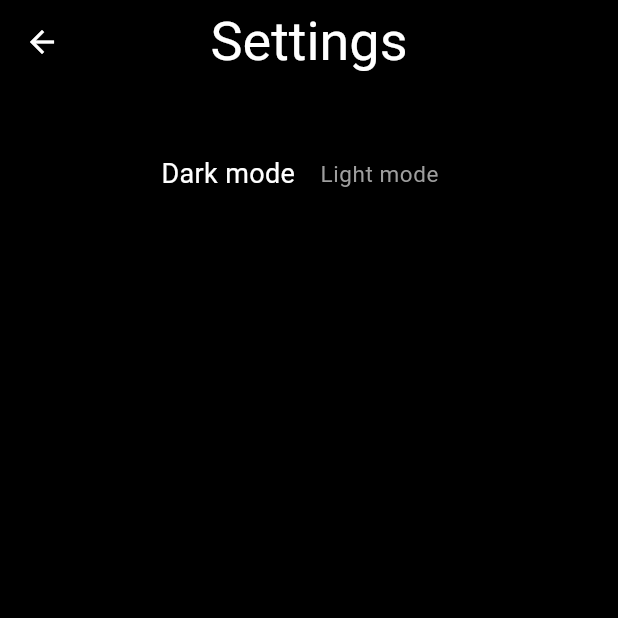
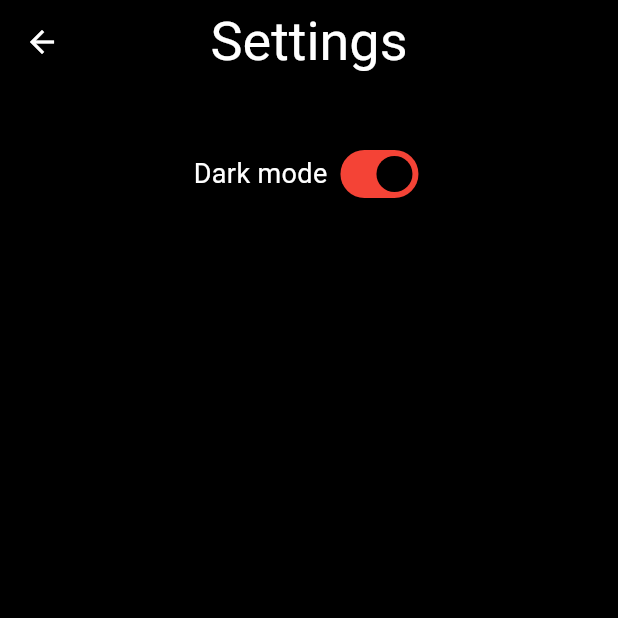
Before and after one commit to rapunschel/orodomop, a Flutter app: the SettingsScreen screen opened by its route, on a phone screen of 412 x 824 dp, the top half of it. Run offline on Flutter 3.47's test engine with Material 3 defaults, Android fonts, the phone set to English and light mode, and no system bars; our stand-ins replace auto_size_text, flutter_local_notifications, flutter_timezone, permission_handler, shared_preferences, timezone; missing offline and left inert: flutter_foreground_task, glowy_borders; accounts and stored records are empty.

Commit message:
renamed toggleThemeButton to textToggleThemeButton. Reimplemented toggleThemeButton to use a toggle like name suggests

```diff
--- a/lib/widgets/buttons/toggle_theme_button.dart
+++ b/lib/widgets/buttons/toggle_theme_button.dart
@@ -7,19 +7,14 @@ class ToggleThemeButton extends StatelessWidget {
 
   @override
   Widget build(BuildContext context) {
-    ThemeProvider themeModel = context.read<ThemeProvider>();
-
     return Selector<ThemeProvider, bool>(
       selector: (context, model) => model.isLightTheme,
       builder: (context, isLightTheme, child) {
-        return TextButton(
-          onPressed: () {
-            themeModel.toggleTheme();
+        return Switch(
+          onChanged: (_) {
+            context.read<ThemeProvider>().toggleTheme();
           },
-          child: Text(
-            themeModel.isLightTheme ? "Dark mode" : "Light mode",
-            style: Theme.of(context).textTheme.bodySmall,
-          ),
+          value: !isLightTheme,
         );
       },
     );
```
Also changed, not shown: lib/widgets/buttons/text_toggle_theme_button.dart (added, +27 -0 lines).
